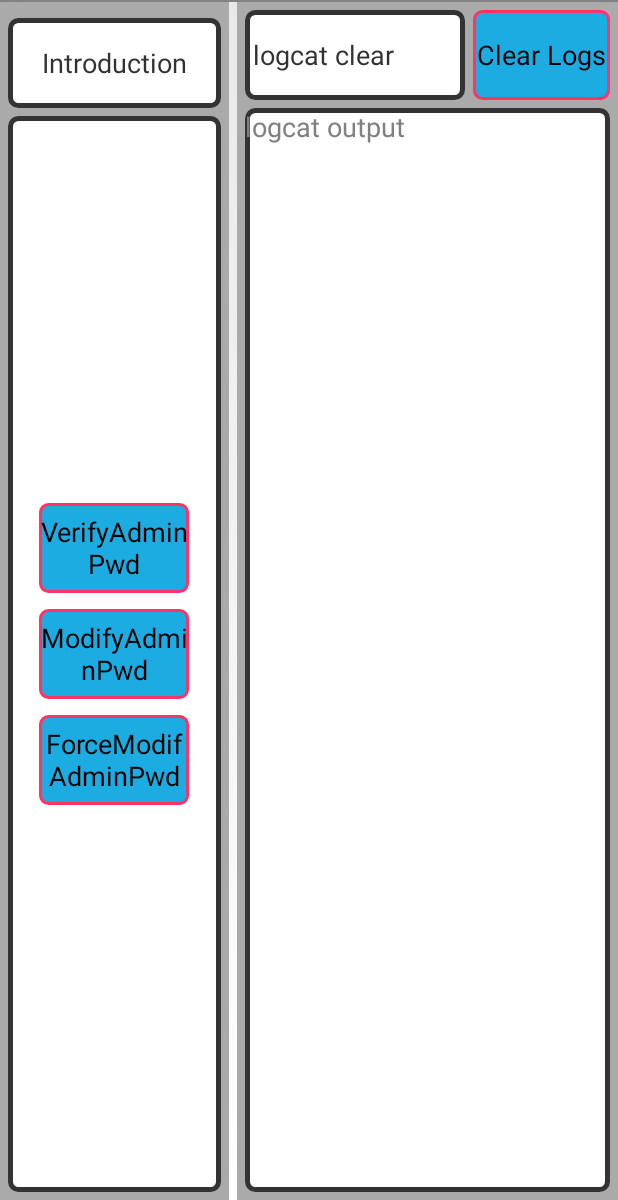
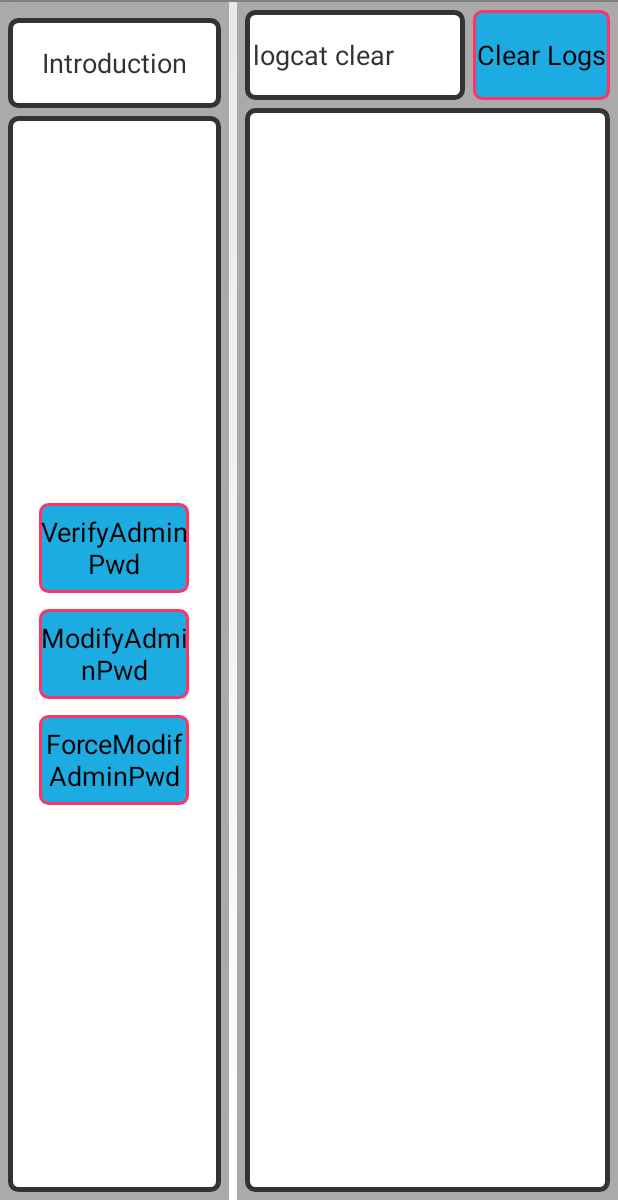
Before and after one commit to SmartPOSSamples/AdminPwdDemoByAs, an Android app: the screen it shows after launch (MainActivity), on a phone screen of 412 x 824 dp, the part 36-1236 px from its top. Run offline under Robolectric (Android 15) with nearby library versions, the light colour scheme and no system bars; libraries missing offline, so code that uses them is left out: com.wizarpos.wizarviewagentassistant.

Commit message:
remove Chinese characters and update UI.

```diff
--- a/app/src/main/java/com/cloudpos/util/SystemUtil.java
+++ b/app/src/main/java/com/cloudpos/util/SystemUtil.java
@@ -84,12 +84,12 @@ public class SystemUtil {
             List<RunningAppProcessInfo> apps = activityManager.getRunningAppProcesses();
             for (RunningAppProcessInfo info : apps) {
                 if (info.pid == iPid) {
-                    Log.v(LOG_TAG, "pid 的包名" + info.processName);
+                    Log.v(LOG_TAG, "pid packageName is" + info.processName);
                     return info.processName;
                 }
             }
         } catch (Exception e) {
-            Log.v(LOG_TAG, "未能找到该" + pid + "对应的程序包名！");
+            Log.v(LOG_TAG, "could not find the " + pid + " packageName！");
         }
         return null;
     }
--- a/app/src/main/res/layout-hdpi/customer_activity_main.xml
+++ b/app/src/main/res/layout-hdpi/customer_activity_main.xml
@@ -119,7 +119,6 @@
                 android:layout_width="match_parent"
                 android:layout_height="match_parent"
                 android:background="@drawable/bg_textview_shape"
-                android:hint="@string/logcat_output"
                 android:scrollbars="vertical"
                 android:textSize="18sp" />
         </LinearLayout>
--- a/app/src/main/res/layout-ldpi/customer_activity_main.xml
+++ b/app/src/main/res/layout-ldpi/customer_activity_main.xml
@@ -123,7 +123,6 @@
                 android:layout_width="match_parent"
                 android:layout_height="match_parent"
                 android:background="@drawable/bg_textview_shape"
-                android:hint="@string/logcat_output"
                 android:padding="30dp"
                 android:scrollbars="vertical"
                 android:textSize="25sp" />
```
Also changed, not shown: 1 other file.
